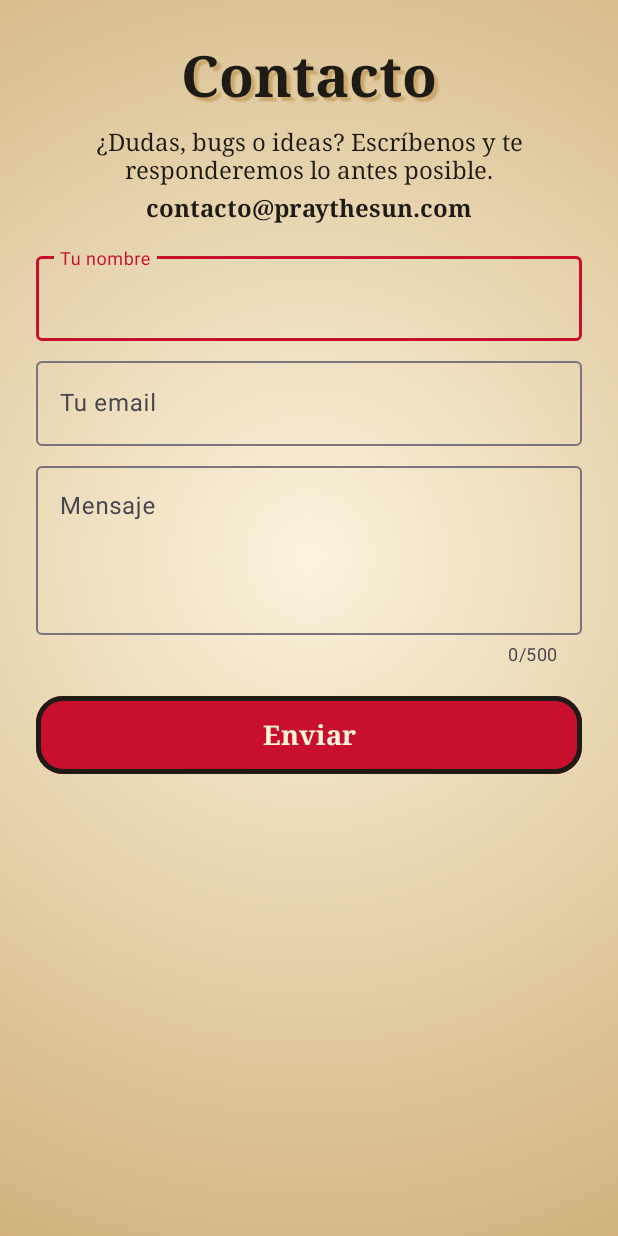
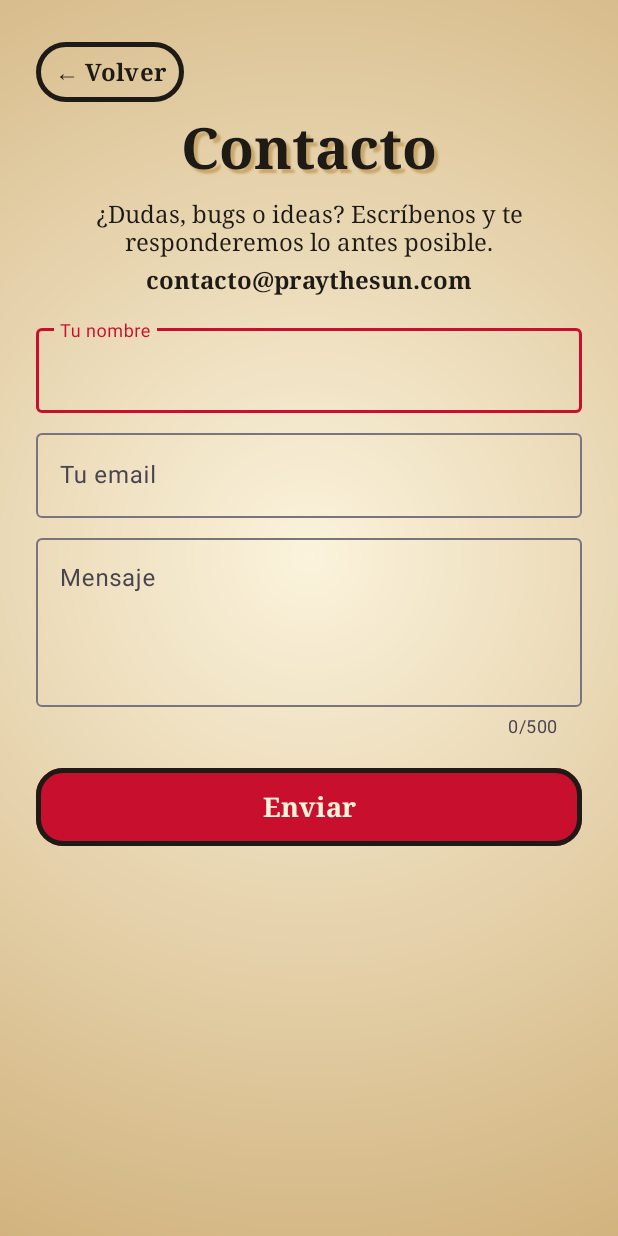
Before and after one commit to juanluissimancasprundea25-create/CupHeadClicker, an Android app: the ContactActivity screen opened directly, with no data from a screen before it, on a phone screen of 412 x 824 dp. Run offline under Robolectric (Android 15) with nearby library versions, the phone set to English and light mode, and no system bars.

Commit message:
Añadido un boton para poder volver en juego, ranking y contactar

```diff
--- a/app/src/main/java/com/juanluis/cupheadclicker/ui/contact/ContactActivity.java
+++ b/app/src/main/java/com/juanluis/cupheadclicker/ui/contact/ContactActivity.java
@@ -33,6 +33,8 @@ public class ContactActivity extends AppCompatActivity {
     protected void onCreate(Bundle savedInstanceState) {
         super.onCreate(savedInstanceState);
         setContentView(R.layout.activity_contact);
+        // Closes this screen and goes back to the menu, which is still in the back stack
+        findViewById(R.id.button_back).setOnClickListener(v -> finish());
 
         nameLayout = findViewById(R.id.layout_contact_name);
         emailLayout = findViewById(R.id.layout_contact_email);
--- a/app/src/main/java/com/juanluis/cupheadclicker/ui/game/GameActivity.java
+++ b/app/src/main/java/com/juanluis/cupheadclicker/ui/game/GameActivity.java
@@ -45,6 +45,8 @@ public class GameActivity extends AppCompatActivity {
     protected void onCreate(Bundle savedInstanceState) {
         super.onCreate(savedInstanceState);
         setContentView(R.layout.activity_game);
+        // Closes this screen and goes back to the menu, which is still in the back stack
+        findViewById(R.id.button_back).setOnClickListener(v -> finish());
         viewModel = new ViewModelProvider(this).get(GameViewModel.class);
 
         bindViews();
--- a/app/src/main/java/com/juanluis/cupheadclicker/ui/ranking/RankingActivity.java
+++ b/app/src/main/java/com/juanluis/cupheadclicker/ui/ranking/RankingActivity.java
@@ -33,6 +33,8 @@ public class RankingActivity extends AppCompatActivity {
     protected void onCreate(Bundle savedInstanceState) {
         super.onCreate(savedInstanceState);
         setContentView(R.layout.activity_ranking);
+        // Closes this screen and goes back to the menu, which is still in the back stack
+        findViewById(R.id.button_back).setOnClickListener(v -> finish());
         viewModel = new ViewModelProvider(this).get(RankingViewModel.class);
 
         progressBar = findViewById(R.id.progress_ranking);
--- a/app/src/main/res/layout/activity_contact.xml
+++ b/app/src/main/res/layout/activity_contact.xml
@@ -10,10 +10,19 @@
     tools:context=".ui.contact.ContactActivity">
 
     <LinearLayout
+
         android:layout_width="match_parent"
         android:layout_height="wrap_content"
         android:orientation="vertical"
         android:padding="24dp">
+
+        <Button
+            android:id="@+id/button_back"
+            style="@style/Widget.CupHead.BackButton"
+            android:layout_width="wrap_content"
+            android:layout_height="wrap_content"
+            android:layout_gravity="start"
+            android:text="@string/back" />
 
         <TextView
             style="@style/CupHead.Title"
--- a/app/src/main/res/values/strings.xml
+++ b/app/src/main/res/values/strings.xml
@@ -58,4 +58,6 @@
     <string name="error_contact_name">Mínimo 2 caracteres</string>
     <string name="error_contact_email">Email no válido (ejemplo: nombre@gmail.com)</string>
     <string name="error_contact_message">Entre %1$d y %2$d caracteres</string>
+
+    <string name="back">← Volver</string>
 </resources>
--- a/app/src/main/res/values/themes.xml
+++ b/app/src/main/res/values/themes.xml
@@ -51,4 +51,12 @@
         <item name="android:textColor">@color/ink</item>
         <item name="android:fontFamily">serif</item>
     </style>
+
+    <!-- Flat "back" button with ink text -->
+    <style name="Widget.CupHead.BackButton" parent="Widget.Material3.Button.TextButton">
+        <item name="android:textColor">@color/ink</item>
+        <item name="android:fontFamily">serif</item>
+        <item name="android:textStyle">bold</item>
+        <item name="android:textSize">16sp</item>
+    </style>
 </resources>
```
Also changed, not shown: app/src/main/res/layout/activity_game.xml (+8 -0 lines), app/src/main/res/layout/activity_main.xml (+8 -0 lines), app/src/main/res/layout/activity_ranking.xml (+8 -0 lines).
